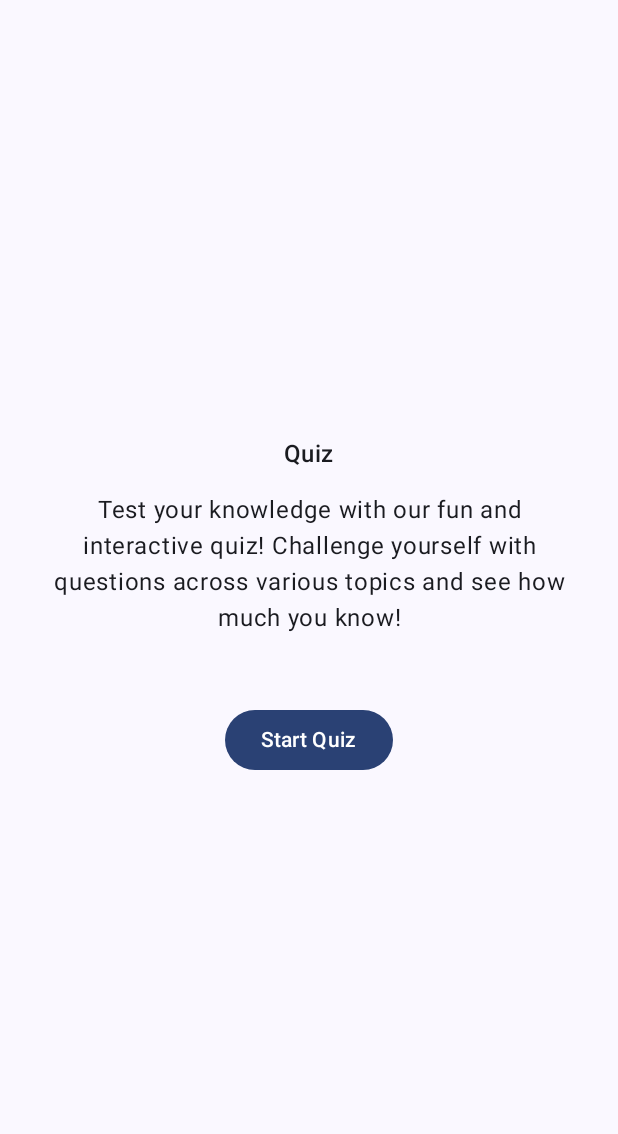
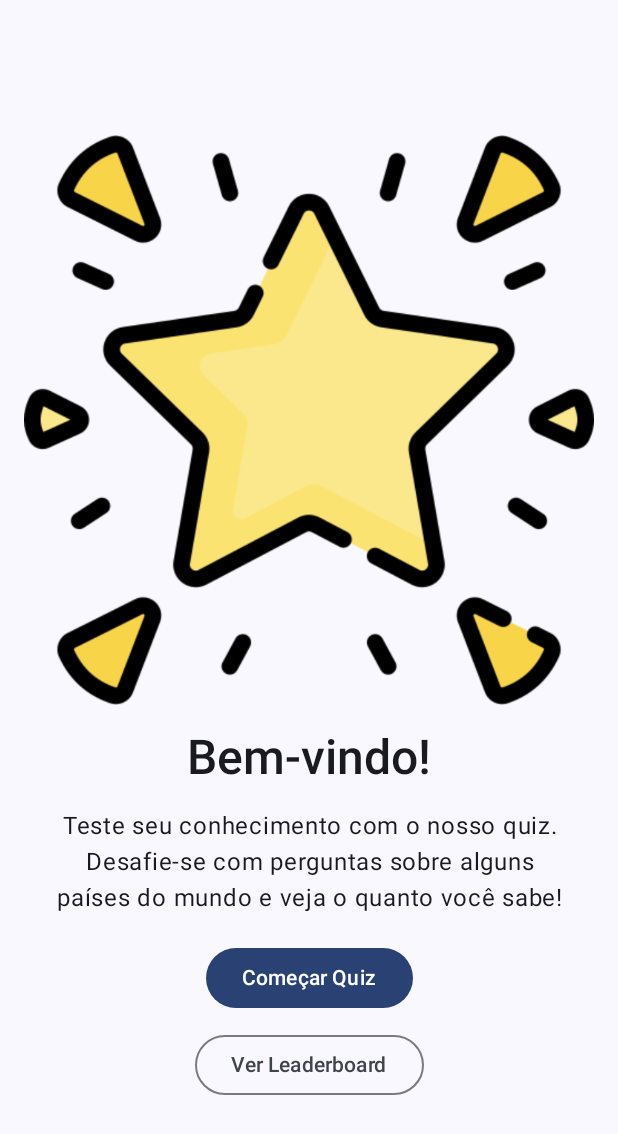
Before and after one commit to bptiago/QuizApp, an Android app built with Jetpack Compose: the screen it shows after launch (MainActivity), on a phone screen of 412 x 824 dp. Shown: the top 1134 px of the screen. Run offline under Robolectric (Android 15) with nearby library versions, the phone set to English and light mode, and no system bars; our stand-ins replace Room's generated code.

Commit message:
Style HomeScreen

```diff
--- a/app/src/main/java/com/puc/quiz/ui/screens/BaseScreen.kt
+++ b/app/src/main/java/com/puc/quiz/ui/screens/BaseScreen.kt
@@ -28,7 +28,11 @@ fun BaseScreen(
 
     NavHost(navController = navController, startDestination = "home") {
         composable("home") {
-            HomeScreen(onStartQuiz = {navController.navigate("quiz")})
+            score = 0
+            HomeScreen(
+                onStartQuiz = {navController.navigate("quiz")},
+                onSeeLeaderboard = {navController.navigate("leaderboard")}
+            )
         }
 
         composable("quiz") {
--- a/app/src/main/java/com/puc/quiz/ui/screens/HomeScreen.kt
+++ b/app/src/main/java/com/puc/quiz/ui/screens/HomeScreen.kt
@@ -1,50 +1,78 @@
 package com.puc.quiz.ui.screens
 
+import androidx.compose.foundation.Image
 import androidx.compose.foundation.layout.Arrangement
 import androidx.compose.foundation.layout.Column
 import androidx.compose.foundation.layout.Spacer
 import androidx.compose.foundation.layout.fillMaxSize
 import androidx.compose.foundation.layout.height
 import androidx.compose.foundation.layout.padding
+import androidx.compose.foundation.layout.size
 import androidx.compose.material3.Button
 import androidx.compose.material3.MaterialTheme
+import androidx.compose.material3.OutlinedButton
 import androidx.compose.material3.Text
 import androidx.compose.runtime.Composable
 import androidx.compose.ui.Alignment
 import androidx.compose.ui.Modifier
+import androidx.compose.ui.layout.ContentScale
+import androidx.compose.ui.res.painterResource
+import androidx.compose.ui.text.font.FontWeight
 import androidx.compose.ui.text.style.TextAlign
 import androidx.compose.ui.unit.dp
+import com.puc.quiz.R
 
 @Composable
-fun HomeScreen(onStartQuiz: () -> Unit) {
+fun HomeScreen(onStartQuiz: () -> Unit, onSeeLeaderboard: () -> Unit) {
     Column(
         modifier = Modifier
             .fillMaxSize()
-            .padding(16.dp),
+            .padding(horizontal = 16.dp),
         verticalArrangement = Arrangement.Center,
         horizontalAlignment = Alignment.CenterHorizontally
     ) {
+        Image(
+            painterResource(R.drawable.star),
+            "Imagem de 'olá'",
+            contentScale = ContentScale.Fit
+        )
+
+        Spacer(modifier = Modifier.size(15.dp))
+
         Text(
-            text = "Quiz",
-            style = MaterialTheme.typography.titleMedium,
+            text = "Bem-vindo!",
+            style = MaterialTheme.typography.headlineLarge,
+            fontWeight = FontWeight.SemiBold,
             modifier = Modifier.padding(bottom = 16.dp)
         )
 
         Text(
-            text = "Test your knowledge with our fun and interactive quiz! " +
-                    "Challenge yourself with questions across various topics and see how much you know!",
+            text = "Teste seu conhecimento com o nosso quiz. Desafie-se com perguntas sobre alguns países do mundo e veja o quanto você sabe!",
             style = MaterialTheme.typography.bodyLarge,
             textAlign = TextAlign.Center,
             modifier = Modifier.padding(horizontal = 16.dp)
         )
 
-        Spacer(modifier = Modifier.height(32.dp))
+        Spacer(modifier = Modifier.size(20.dp))
 
-        Button(
-            onClick = onStartQuiz,
-            modifier = Modifier.padding(16.dp)
+        Column(
+            modifier = Modifier,
+            horizontalAlignment = Alignment.CenterHorizontally
         ) {
-            Text(text = "Start Quiz")
+            Button(
+                onClick = onStartQuiz,
+            ) {
+                Text(text = "Começar Quiz")
+            }
+
+            Spacer(modifier = Modifier.size(10.dp))
+
+            OutlinedButton(
+                onClick = onSeeLeaderboard,
+            ) {
+                Text(text = "Ver Leaderboard")
+            }
         }
+
     }
 }
```
Also changed, not shown: app/src/main/res/drawable/star.png (added).
